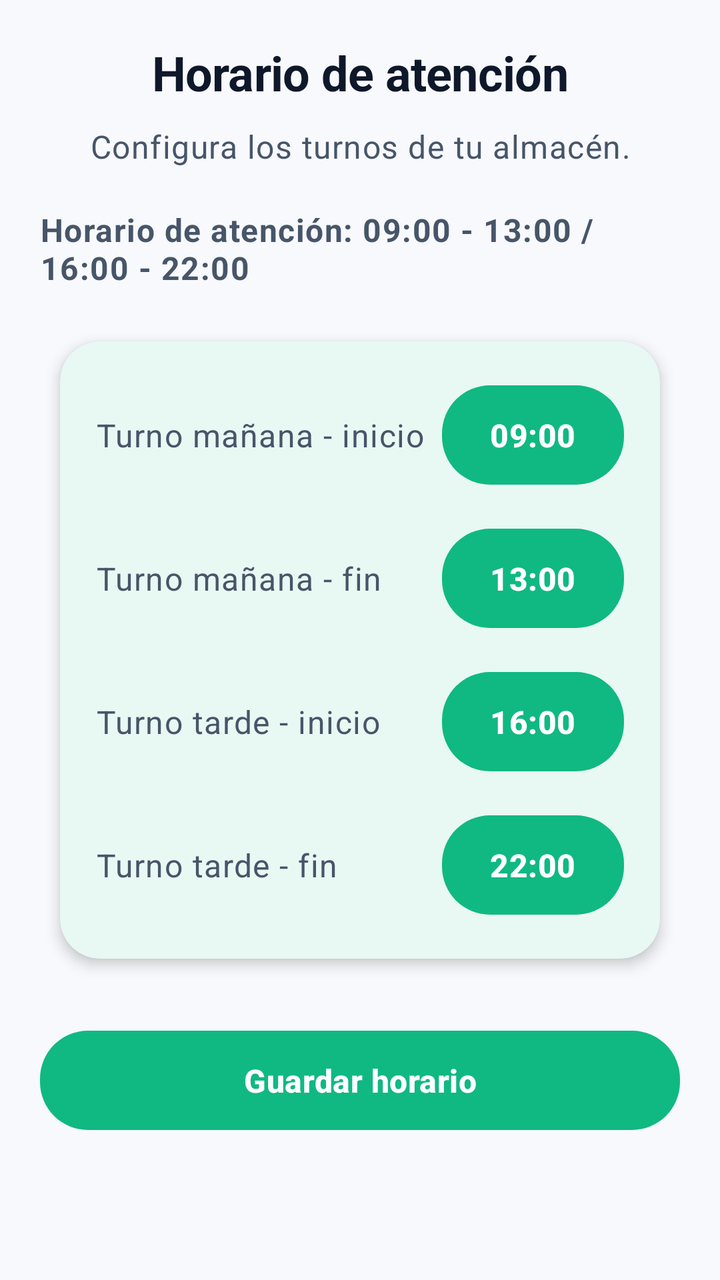
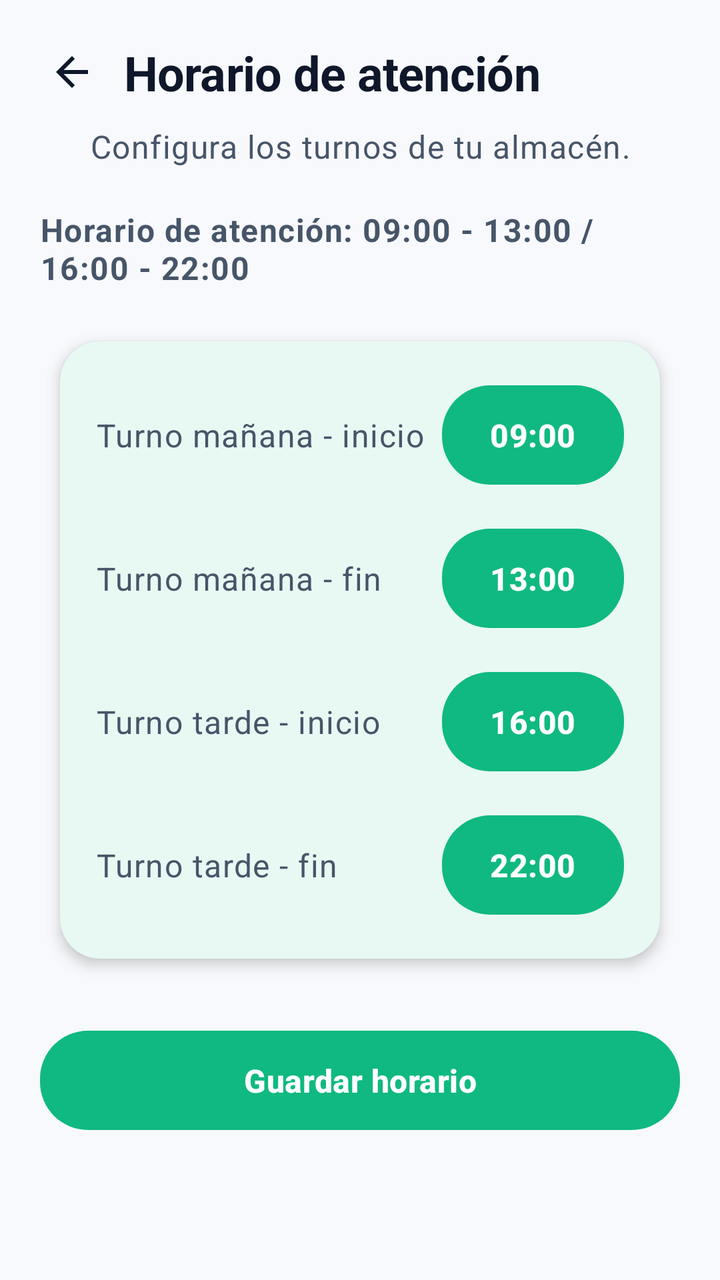

Before-and-after screenshots of an Android layout around one commit, followed by the original layout XML and the change that was made.
<!-- AndroidManifest.xml: application theme Theme.RutaAlmacen -->
<!-- res/layout/activity_horario_almacen.xml -->
<?xml version="1.0" encoding="utf-8"?>
<ScrollView xmlns:android="http://schemas.android.com/apk/res/android"
    xmlns:app="http://schemas.android.com/apk/res-auto"
    xmlns:tools="http://schemas.android.com/tools"
    android:id="@+id/contenedor_horario_almacen"
    android:layout_width="match_parent"
    android:layout_height="match_parent"
    android:background="@color/fondo_app"
    android:fillViewport="true"
    android:padding="@dimen/margen_pantalla"
    tools:context=".HorarioAlmacenActivity">

    <LinearLayout
        android:layout_width="match_parent"
        android:layout_height="wrap_content"
        android:orientation="vertical">

        <TextView
            android:id="@+id/texto_titulo_horario_almacen"
            android:layout_width="match_parent"
            android:layout_height="wrap_content"
            android:gravity="center"
            android:text="Horario de atención"
            android:textAppearance="@style/TextAppearance.RutaAlmacen.Vendedor.TitleLarge" />

        <TextView
            android:id="@+id/texto_descripcion_horario_almacen"
            android:layout_width="match_parent"
            android:layout_height="wrap_content"
            android:layout_marginTop="@dimen/espacio_sm"
            android:gravity="center"
            android:text="Configura los turnos de tu almacén."
            android:textAppearance="@style/TextAppearance.RutaAlmacen.Vendedor.BodyMedium" />

        <TextView
            android:id="@+id/texto_horario_almacen"
            android:layout_width="match_parent"
            android:layout_height="wrap_content"
            android:layout_marginTop="@dimen/espacio_lg"
            android:text="Horario de atención: 09:00 - 13:00 / 16:00 - 22:00"
            android:textAppearance="@style/TextAppearance.RutaAlmacen.Vendedor.BodyMedium"
            android:textStyle="bold" />

        <com.google.android.material.card.MaterialCardView
            android:layout_width="match_parent"
            android:layout_height="wrap_content"
            android:layout_marginTop="@dimen/separador_card"
            app:cardBackgroundColor="@color/fondo_card"
            app:cardCornerRadius="@dimen/radio_card"
            app:cardElevation="@dimen/elevacion_card"
            app:cardUseCompatPadding="true"
            app:strokeWidth="0dp">

            <LinearLayout
                android:layout_width="match_parent"
                android:layout_height="wrap_content"
                android:orientation="vertical"
                android:padding="@dimen/padding_card">

                <LinearLayout
                    android:layout_width="match_parent"
                    android:layout_height="wrap_content"
                    android:gravity="center_vertical"
                    android:orientation="horizontal">

                    <TextView
                        android:layout_width="0dp"
                        android:layout_height="wrap_content"
                        android:layout_weight="1"
                        android:text="Turno mañana - inicio"
                        android:textAppearance="@style/TextAppearance.RutaAlmacen.Vendedor.BodyMedium" />

                    <com.google.android.material.button.MaterialButton
                        android:id="@+id/boton_horario_manana_inicio"
                        android:layout_width="wrap_content"
                        android:layout_height="wrap_content"
                        android:text="09:00" />
                </LinearLayout>

                <LinearLayout
                    android:layout_width="match_parent"
                    android:layout_height="wrap_content"
                    android:layout_marginTop="@dimen/separador_card"
                    android:gravity="center_vertical"
                    android:orientation="horizontal">

                    <TextView
                        android:layout_width="0dp"
                        android:layout_height="wrap_content"
                        android:layout_weight="1"
                        android:text="Turno mañana - fin"
                        android:textAppearance="@style/TextAppearance.RutaAlmacen.Vendedor.BodyMedium" />

                    <com.google.android.material.button.MaterialButton
                        android:id="@+id/boton_horario_manana_fin"
                        android:layout_width="wrap_content"
                        android:layout_height="wrap_content"
                        android:text="13:00" />
                </LinearLayout>

                <LinearLayout
                    android:layout_width="match_parent"
                    android:layout_height="wrap_content"
                    android:layout_marginTop="@dimen/separador_card"
                    android:gravity="center_vertical"
                    android:orientation="horizontal">

                    <TextView
                        android:layout_width="0dp"
                        android:layout_height="wrap_content"
                        android:layout_weight="1"
                        android:text="Turno tarde - inicio"
                        android:textAppearance="@style/TextAppearance.RutaAlmacen.Vendedor.BodyMedium" />

                    <com.google.android.material.button.MaterialButton
                        android:id="@+id/boton_horario_tarde_inicio"
                        android:layout_width="wrap_content"
                        android:layout_height="wrap_content"
                        android:text="16:00" />
                </LinearLayout>

                <LinearLayout
                    android:layout_width="match_parent"
                    android:layout_height="wrap_content"
                    android:layout_marginTop="@dimen/separador_card"
                    android:gravity="center_vertical"
                    android:orientation="horizontal">

                    <TextView
                        android:layout_width="0dp"
                        android:layout_height="wrap_content"
                        android:layout_weight="1"
                        android:text="Turno tarde - fin"
                        android:textAppearance="@style/TextAppearance.RutaAlmacen.Vendedor.BodyMedium" />

                    <com.google.android.material.button.MaterialButton
                        android:id="@+id/boton_horario_tarde_fin"
                        android:layout_width="wrap_content"
                        android:layout_height="wrap_content"
                        android:text="22:00" />
                </LinearLayout>
            </LinearLayout>
        </com.google.android.material.card.MaterialCardView>

        <com.google.android.material.button.MaterialButton
            android:id="@+id/boton_guardar_horario"
            android:layout_width="match_parent"
            android:layout_height="wrap_content"
            android:layout_marginTop="@dimen/espacio_lg"
            android:text="Guardar horario" />
    </LinearLayout>
</ScrollView>
<!-- resources referenced by this layout -->
<resources>
  <color name="fondo_app">#FFF7F9FC</color>
  <color name="fondo_card">#FFFFFFFF</color>
  <dimen name="elevacion_card">4dp</dimen>
  <dimen name="espacio_lg">20dp</dimen>
  <dimen name="espacio_sm">10dp</dimen>
  <dimen name="margen_pantalla">20dp</dimen>
  <dimen name="padding_card">18dp</dimen>
  <dimen name="radio_card">20dp</dimen>
  <dimen name="separador_card">14dp</dimen>
  <style name="TextAppearance.RutaAlmacen.Vendedor.BodyMedium" parent="TextAppearance.Material3.BodyLarge">
          <item name="android:textSize">@dimen/texto_cuerpo_lg</item>
          <item name="android:textColor">@color/texto_secundario</item>
      </style>
  <style name="TextAppearance.RutaAlmacen.Vendedor.TitleLarge" parent="TextAppearance.Material3.HeadlineMedium">
          <item name="android:textSize">@dimen/texto_titulo_xl</item>
          <item name="android:textColor">@color/texto_principal</item>
          <item name="android:textStyle">bold</item>
          <item name="android:letterSpacing">-0.01</item>
      </style>
  <style name="Theme.RutaAlmacen" parent="Base.Theme.RutaAlmacen" />
  <dimen name="texto_cuerpo_lg">16sp</dimen>
  <color name="texto_secundario">#FF475569</color>
  <dimen name="texto_titulo_xl">24sp</dimen>
  <color name="texto_principal">#FF0F172A</color>
  <color name="colorPrimary">#FF10B981</color>
  <color name="colorOnPrimary">#FFFFFFFF</color>
  <color name="colorPrimaryLight">#FFD1FAE5</color>
  <color name="texto_en_pastel">#FF0F766E</color>
  <color name="colorSecondary">#FFF59E0B</color>
  <color name="colorOnSecondary">#FFFFFFFF</color>
  <color name="colorSecondaryLight">#FFFEF3C7</color>
  <color name="colorTertiary">#FF6366F1</color>
  <color name="colorTertiaryLight">#FFE0E7FF</color>
  <color name="colorAccent">#FFEF4444</color>
  <color name="colorAccentLight">#FFFEE2E2</color>
  <color name="borde_sutil">#FFE2E8F0</color>
  <color name="divisor">#FFF1F5F9</color>
  <style name="Widget.RutaAlmacen.CardView" parent="Widget.Material3.CardView.Filled">
          <item name="cardCornerRadius">@dimen/radio_card</item>
          <item name="cardElevation">@dimen/elevacion_card</item>
          <item name="cardBackgroundColor">@color/fondo_card</item>
          <item name="strokeWidth">0dp</item>
          <item name="cardUseCompatPadding">true</item>
      </style>
  <style name="Widget.RutaAlmacen.Button" parent="Widget.Material3.Button">
          <item name="cornerRadius">@dimen/radio_boton</item>
          <item name="android:minHeight">@dimen/alto_boton</item>
          <item name="android:textSize">@dimen/texto_titulo_sm</item>
          <item name="android:textStyle">bold</item>
          <item name="android:letterSpacing">0.01</item>
          <item name="android:paddingTop">14dp</item>
          <item name="android:paddingBottom">14dp</item>
          <item name="android:textAllCaps">false</item>
          <item name="iconPadding">10dp</item>
      </style>
  <dimen name="radio_boton">24dp</dimen>
  <dimen name="alto_boton">56dp</dimen>
  <dimen name="texto_titulo_sm">16sp</dimen>
  <dimen name="radio_input">14dp</dimen>
  <!-- unchanged entries left out for length: 2 -->
</resources>

<!-- the commit's change to res/layout/activity_horario_almacen.xml (unified diff, before → after) -->
@@ -15,13 +15,30 @@
         android:layout_height="wrap_content"
         android:orientation="vertical">
 
-        <TextView
-            android:id="@+id/texto_titulo_horario_almacen"
+        <LinearLayout
             android:layout_width="match_parent"
             android:layout_height="wrap_content"
-            android:gravity="center"
-            android:text="Horario de atención"
-            android:textAppearance="@style/TextAppearance.RutaAlmacen.Vendedor.TitleLarge" />
+            android:gravity="center_vertical"
+            android:orientation="horizontal">
+
+            <androidx.appcompat.widget.AppCompatImageButton
+                android:id="@+id/boton_volver_horario"
+                android:layout_width="@dimen/ancho_icono_grande"
+                android:layout_height="@dimen/ancho_icono_grande"
+                android:background="?attr/selectableItemBackgroundBorderless"
+                android:contentDescription="Volver"
+                android:src="@drawable/ic_volver"
+                app:tint="@color/texto_principal" />
+
+            <TextView
+                android:id="@+id/texto_titulo_horario_almacen"
+                android:layout_width="0dp"
+                android:layout_height="wrap_content"
+                android:layout_marginStart="@dimen/espacio_sm"
+                android:layout_weight="1"
+                android:text="Horario de atención"
+                android:textAppearance="@style/TextAppearance.RutaAlmacen.Vendedor.TitleLarge" />
+        </LinearLayout>
 
         <TextView
             android:id="@+id/texto_descripcion_horario_almacen"
<!-- resource entries referenced after the edit -->
@@ -9,6 +9,17 @@
   <dimen name="padding_card">18dp</dimen>
   <dimen name="radio_card">20dp</dimen>
   <dimen name="separador_card">14dp</dimen>
+  <!-- drawable ic_volver (drawable) -->
+  <vector xmlns:android="http://schemas.android.com/apk/res/android"
+      android:width="24dp"
+      android:height="24dp"
+      android:viewportWidth="24"
+      android:viewportHeight="24"
+      android:tint="?attr/colorControlNormal">
+      <path
+          android:fillColor="@android:color/white"
+          android:pathData="M20,11H7.83l5.59,-5.59L12,4l-8,8 8,8 1.41,-1.41L7.83,13H20v-2z" />
+  </vector>
   <style name="TextAppearance.RutaAlmacen.Vendedor.BodyMedium" parent="TextAppearance.Material3.BodyLarge">
           <item name="android:textSize">@dimen/texto_cuerpo_lg</item>
           <item name="android:textColor">@color/texto_secundario</item>
@@ -24,6 +35,7 @@
   <color name="texto_secundario">#FF475569</color>
   <dimen name="texto_titulo_xl">24sp</dimen>
   <color name="texto_principal">#FF0F172A</color>
+  <dimen name="ancho_icono_grande">32dp</dimen>
   <color name="colorPrimary">#FF10B981</color>
   <color name="colorOnPrimary">#FFFFFFFF</color>
   <color name="colorPrimaryLight">#FFD1FAE5</color>
